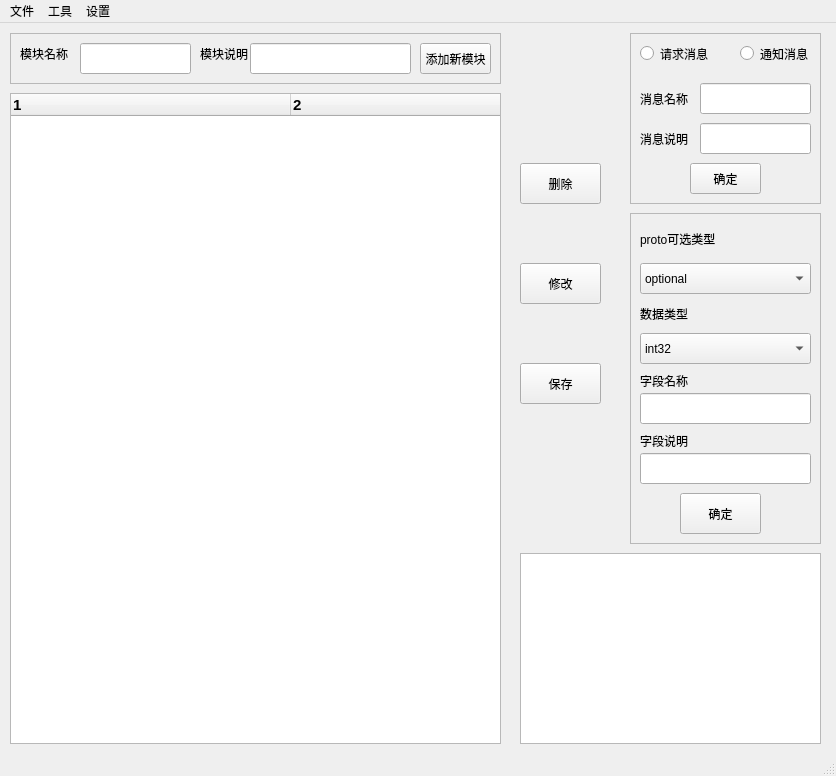
Above: Designer/tool.ui from Addision/ProtoTool before the change. Below: the same form after it.
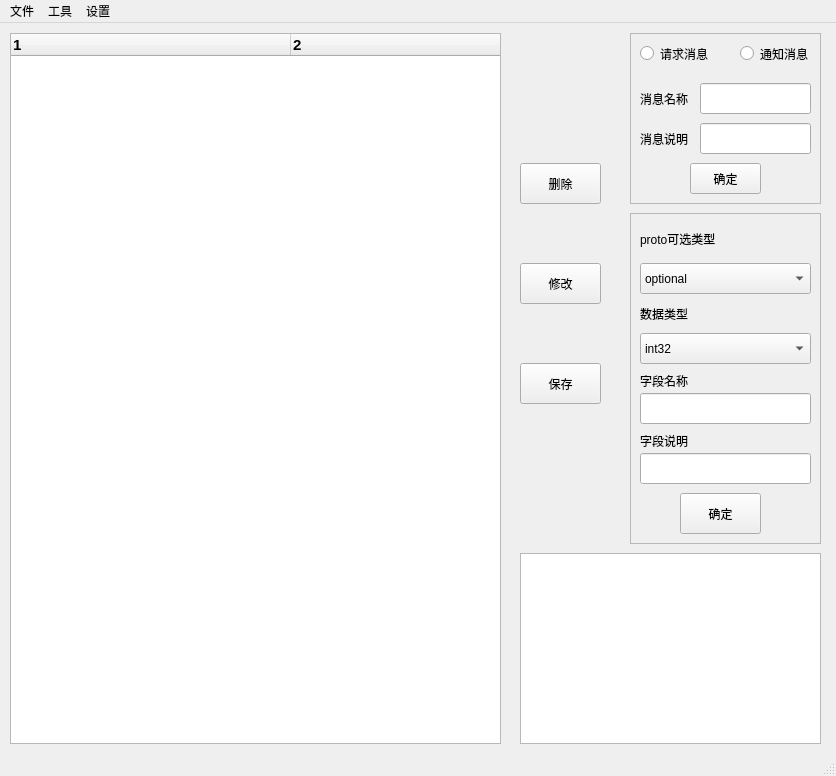
That is the form after the change.

```diff
--- a/Designer/tool.ui
+++ b/Designer/tool.ui
@@ -24,9 +24,9 @@
     <property name="geometry">
      <rect>
       <x>10</x>
-      <y>70</y>
+      <y>10</y>
       <width>491</width>
-      <height>651</height>
+      <height>711</height>
      </rect>
     </property>
     <property name="font">
@@ -234,93 +234,6 @@
      <string>保存</string>
     </property>
    </widget>
-   <widget class="QFrame" name="FrameMod">
-    <property name="geometry">
-     <rect>
-      <x>10</x>
-      <y>10</y>
-      <width>491</width>
-      <height>51</height>
-     </rect>
-    </property>
-    <property name="autoFillBackground">
-     <bool>true</bool>
-    </property>
-    <property name="styleSheet">
-     <string notr="true"/>
-    </property>
-    <property name="frameShape">
-     <enum>QFrame::StyledPanel</enum>
-    </property>
-    <property name="frameShadow">
-     <enum>QFrame::Sunken</enum>
-    </property>
-    <property name="lineWidth">
-     <number>2</number>
-    </property>
-    <property name="midLineWidth">
-     <number>2</number>
-    </property>
-    <widget class="QLabel" name="label_6">
-     <property name="geometry">
-      <rect>
-       <x>10</x>
-       <y>10</y>
-       <width>51</width>
-       <height>21</height>
-      </rect>
-     </property>
-     <property name="text">
-      <string>模块名称</string>
-     </property>
-    </widget>
-    <widget class="QLineEdit" name="LetModName">
-     <property name="geometry">
-      <rect>
-       <x>70</x>
-       <y>10</y>
-       <width>111</width>
-       <height>31</height>
-      </rect>
-     </property>
-    </widget>
-    <widget class="QLabel" name="label_7">
-     <property name="geometry">
-      <rect>
-       <x>190</x>
-       <y>10</y>
-       <width>51</width>
-       <height>21</height>
-      </rect>
-     </property>
-     <property name="text">
-      <string>模块说明</string>
-     </property>
-    </widget>
-    <widget class="QLineEdit" name="LetModCmt">
-     <property name="geometry">
-      <rect>
-       <x>240</x>
-       <y>10</y>
-       <width>161</width>
-       <height>31</height>
-      </rect>
-     </property>
-    </widget>
-    <widget class="QPushButton" name="BtnModAdd">
-     <property name="geometry">
-      <rect>
-       <x>410</x>
-       <y>10</y>
-       <width>71</width>
-       <height>31</height>
-      </rect>
-     </property>
-     <property name="text">
-      <string>添加新模块</string>
-     </property>
-    </widget>
-   </widget>
    <widget class="QTableView" name="BbvInfo">
     <property name="geometry">
      <rect>
```
